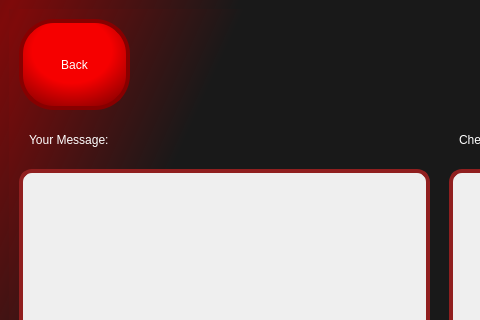
Old version of the form GUIs/ApplicationGUI.ui in the repository mawag511/Unscammed; both pictures show x 0 to 480 and y 0 to 320 of the 880 by 695 pixel window.
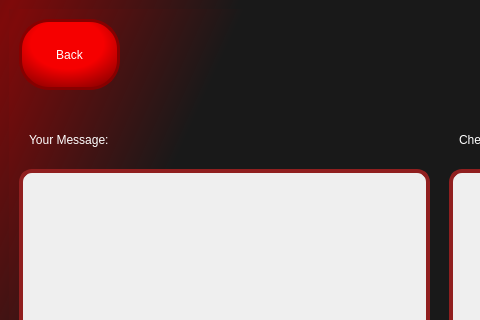
New version of the form. The open tabs and pages were chosen to show the change. Icons and pictures are not drawn.

The edit to the form file:
```diff
--- a/GUIs/ApplicationGUI.ui
+++ b/GUIs/ApplicationGUI.ui
@@ -365,17 +365,17 @@
          <rect>
           <x>10</x>
           <y>10</y>
-          <width>111</width>
-          <height>91</height>
+          <width>101</width>
+          <height>71</height>
          </rect>
         </property>
         <property name="styleSheet">
          <string notr="true">QPushButton{
 background-color: qradialgradient(spread:reflect, cx:0.473684, cy:0.347, radius:1.118, fx:0.478526, fy:0.342, stop:0.331579 rgba(246, 0, 0, 255), stop:0.626316 rgba(150, 0, 0, 255));
-font: 20pt &quot;Trebuchet MS&quot;;
+font: 15pt &quot;Trebuchet MS&quot;;
 text-align: center;
-border: 4px solid;
-border-radius: 35px;
+border: 3px solid;
+border-radius: 30px;
 color: rgb(255, 255, 255);
 border-color: rgb(135, 0, 0);
 }
```
Left out of the diff: 12 changed lines with no effect on the pictures.
